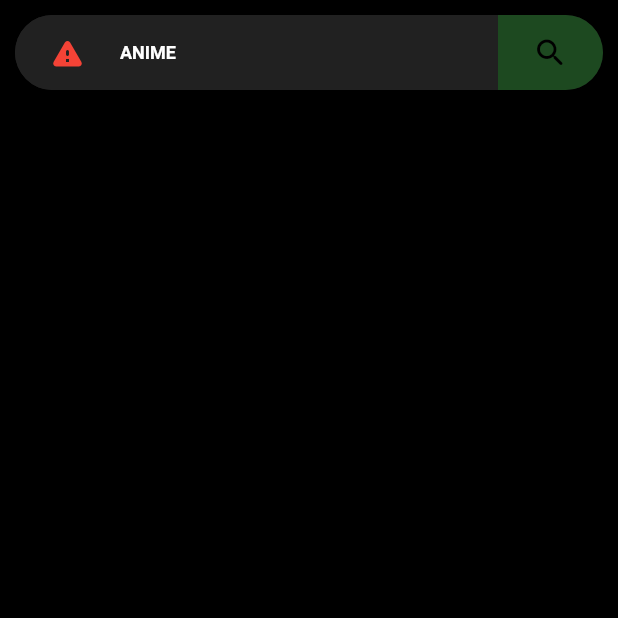
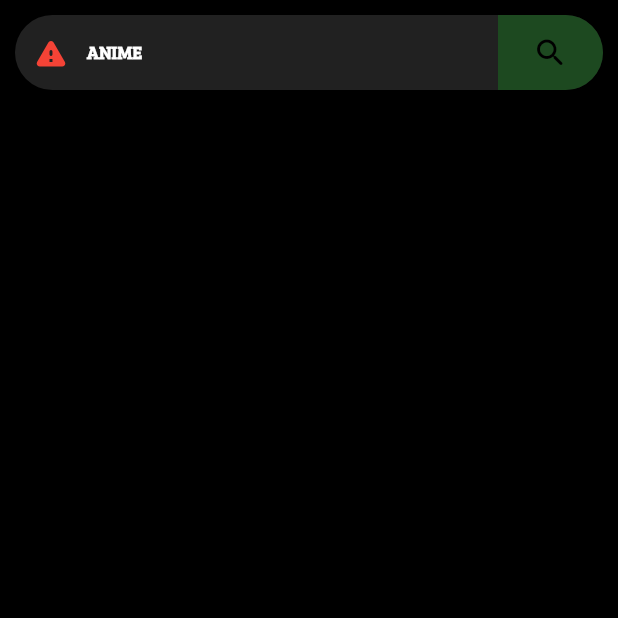
Before and after one commit to Ahnitam/AnimeSan, a Flutter app: the screen it shows after launch, on a phone screen of 412 x 824 dp, the top half of it. Run offline on Flutter 3.47's test engine with Material 2 defaults, Android fonts, the phone set to English and light mode, and no system bars; our stand-ins replace get.

Commit message:
fix: componentes ajustados

```diff
--- a/lib/components/custom_buttom.dart
+++ b/lib/components/custom_buttom.dart
@@ -3,20 +3,22 @@ import 'package:flutter/material.dart';
 class CustomButtom extends StatelessWidget {
   final Widget child;
   final double? width;
-  final double height;
-  final double fontSize;
+  final double? height;
   final Color? color;
+  final bool splashEnabled;
   final VoidCallback? onPressed;
   late final BorderRadius borderRadius;
+  final EdgeInsets padding;
 
   CustomButtom({
     Key? key,
     required this.child,
+    this.height,
+    this.width,
+    this.splashEnabled = true,
     this.onPressed,
-    this.fontSize = 10,
-    this.width,
-    required this.height,
     this.color,
+    this.padding = EdgeInsets.zero,
     BorderRadius? borderRadius,
   }) : super(key: key) {
     this.borderRadius = borderRadius ?? BorderRadius.circular(20);
@@ -31,6 +33,13 @@ class CustomButtom extends StatelessWidget {
         height: height,
         width: width,
         child: RawMaterialButton(
+          constraints: const BoxConstraints(
+            minWidth: 0,
+            minHeight: 0,
+          ),
+          highlightColor: splashEnabled ? null : Colors.transparent,
+          splashColor: splashEnabled ? null : Colors.transparent,
+          padding: padding,
           onPressed: onPressed,
           child: child,
         ),
--- a/lib/components/search_with_buttom.dart
+++ b/lib/components/search_with_buttom.dart
@@ -36,10 +36,11 @@ class SearchButtom extends StatelessWidget {
           child: Row(
             children: [
               CustomButtom(
-                width: 70,
-                color: color,
+                height: double.infinity,
+                padding: const EdgeInsets.only(left: 10, right: 10),
+                color: Colors.transparent,
+                splashEnabled: false,
                 borderRadius: BorderRadius.zero,
-                height: double.infinity,
                 onPressed: () {
                   textBuscarController.clear();
                 },
@@ -54,6 +55,7 @@ class SearchButtom extends StatelessWidget {
                     controller: textBuscarController,
                     textAlignVertical: TextAlignVertical.bottom,
                     style: const TextStyle(
+                      fontFamily: "Bree Serif",
                       color: Colors.white,
                       fontSize: 16,
                       fontWeight: FontWeight.bold,
@@ -63,6 +65,7 @@ class SearchButtom extends StatelessWidget {
                       isDense: true,
                       labelText: label,
                       labelStyle: const TextStyle(
+                        fontFamily: "Bree Serif",
                         color: Colors.white,
                         fontSize: 12,
                         fontWeight: FontWeight.bold,
@@ -83,18 +86,15 @@ class SearchButtom extends StatelessWidget {
                   ),
                 ),
               ),
-              Padding(
-                padding: const EdgeInsets.only(),
-                child: CustomButtom(
+              CustomButtom(
                 borderRadius: BorderRadius.zero,
+                height: double.infinity,
                 width: 70,
-                  height: double.infinity,
                 color: searchButtomColor,
                 onPressed: () => onSubmit(textBuscarController.text),
                 child: const Icon(
                   Icons.search_rounded,
                   color: Colors.black,
-                  ),
                 ),
               )
             ],
```
Also changed, not shown: lib/components/anime_card.dart (+21 -3 lines), lib/components/episodio_card.dart (added, +248 -0 lines). Lines whose indentation alone changed are shown as unchanged.
